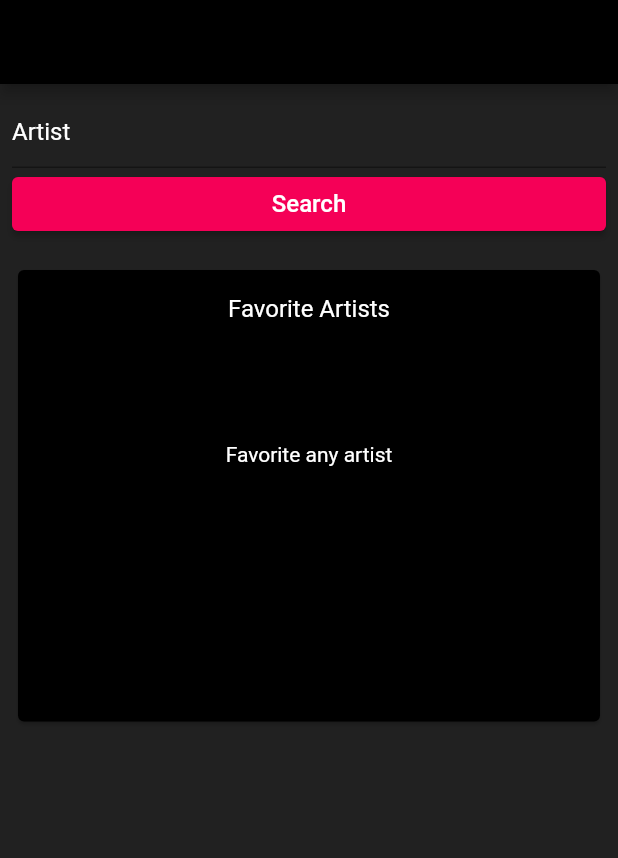
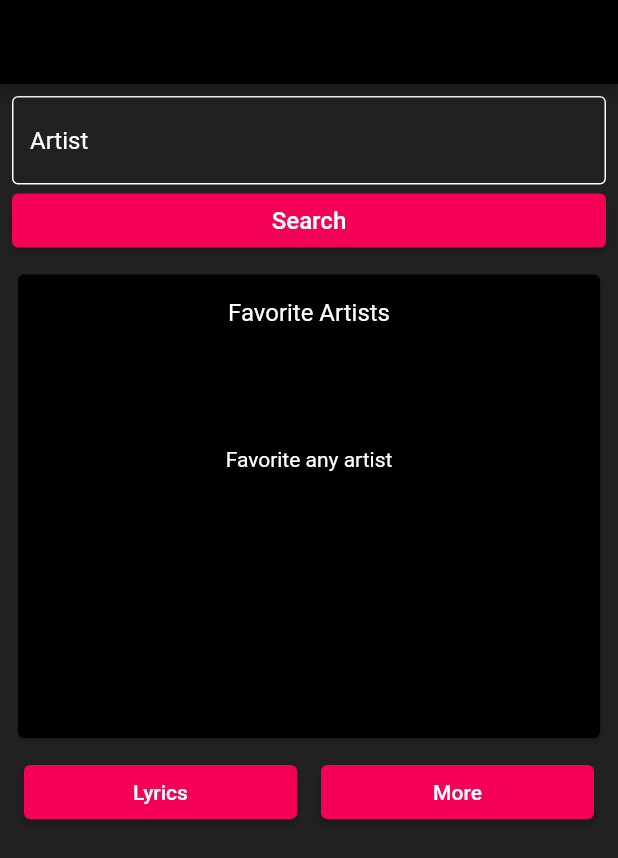
Before and after one commit to ViBrandao/lilv_music, a Flutter app: the screen it shows after launch, on a phone screen of 412 x 824 dp. Shown: the top 858 px of the screen. Run offline on Flutter 3.47's test engine with Material 2 defaults, Android fonts, the phone set to English and light mode, and no system bars; our stand-ins replace carousel_slider, sqflite; missing offline and left inert: http_interceptor; accounts and stored records are empty.

Commit message:
artist removal of favorites
Implemented artist removal of favorites. Added buttons that will allow you to see the list of favorite lyrics. and more info button.

```diff
--- a/lib/components/artist_search_button.dart
+++ b/lib/components/artist_search_button.dart
@@ -42,12 +42,9 @@ class ArtistSearchButton extends StatelessWidget {
           });
         }
       },
-      child: Padding(
-        padding: const EdgeInsets.all(8.0),
-        child: Text(
-          'Search',
-          style: TextStyle(fontSize: 16.0),
-        ),
+      child: Text(
+        'Search',
+        style: TextStyle(fontSize: 16.0),
       ),
     );
   }
--- a/lib/components/artist_search_text.dart
+++ b/lib/components/artist_search_text.dart
@@ -12,6 +12,22 @@ class ArtistSearchText extends StatelessWidget {
       decoration: InputDecoration(
         hintText: 'Artist',
         hintStyle: TextStyle(color: Colors.white),
+        enabledBorder: OutlineInputBorder(
+          borderRadius: BorderRadius.all(Radius.circular(4)),
+          borderSide: BorderSide(width: 1,color: Colors.white),
+        ),
+        focusedBorder: OutlineInputBorder(
+          borderRadius: BorderRadius.all(Radius.circular(4)),
+          borderSide: BorderSide(width: 1,color: Colors.white),
+        ),
+        errorBorder: OutlineInputBorder(
+          borderRadius: BorderRadius.all(Radius.circular(4)),
+          borderSide: BorderSide(width: 1,color: Color(0xffbb002f)),
+        ),
+        focusedErrorBorder: OutlineInputBorder(
+          borderRadius: BorderRadius.all(Radius.circular(4)),
+          borderSide: BorderSide(width: 1,color: Color(0xffbb002f)),
+        ),
       ),
       style: TextStyle(fontSize: 16.0, color: Colors.white),
       validator: (value) {
--- a/lib/main.dart
+++ b/lib/main.dart
@@ -9,8 +9,8 @@ class MusicApp extends StatelessWidget {
   @override
   Widget build(BuildContext context) {
     return MaterialApp(
-        debugShowCheckedModeBanner: false,
-        theme: ThemeData(
+      debugShowCheckedModeBanner: false,
+      theme: ThemeData(
         primaryColor: Color(0xff212121),
         primaryColorDark: Color(0xff000000),
         primaryColorLight: Color(0xff484848),
--- a/lib/screens/home.dart
+++ b/lib/screens/home.dart
@@ -46,7 +46,7 @@ class _HomeState extends State<Home> {
               ),
               Container(
                 height: 325.0,
-                padding: EdgeInsets.only(top: 16.0),
+                padding: EdgeInsets.only(top: 8.0),
                 width: double.infinity,
                 child: Card(
                   color: Theme.of(context).primaryColorDark,
@@ -98,6 +98,30 @@ class _HomeState extends State<Home> {
                   ),
                 ),
               ),
+              Container(
+                child: Row(
+                  children: <Widget>[
+                    Expanded(
+                      child: Padding(
+                        padding: const EdgeInsets.all(8.0),
+                        child: RaisedButton(
+                          onPressed: () {},
+                          child: Text('Lyrics'),
+                        ),
+                      ),
+                    ),
+                    Expanded(
+                      child: Padding(
+                        padding: const EdgeInsets.all(8.0),
+                        child: RaisedButton(
+                          onPressed: () {},
+                          child: Text('More'),
+                        ),
+                      ),
+                    ),
+                  ],
+                ),
+              ),
             ],
           ),
         ),
```
Also changed, not shown: lib/components/artist_save_button.dart (+9 -7 lines), lib/database/dao/artist_dao.dart (+11 -1 lines).
